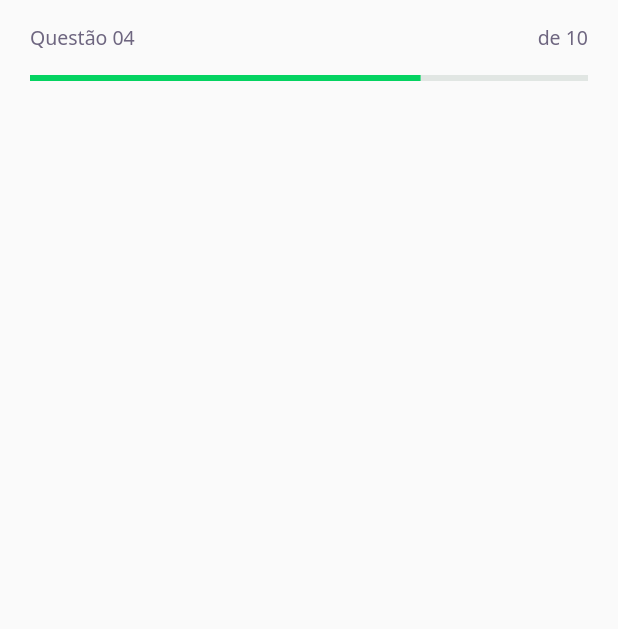
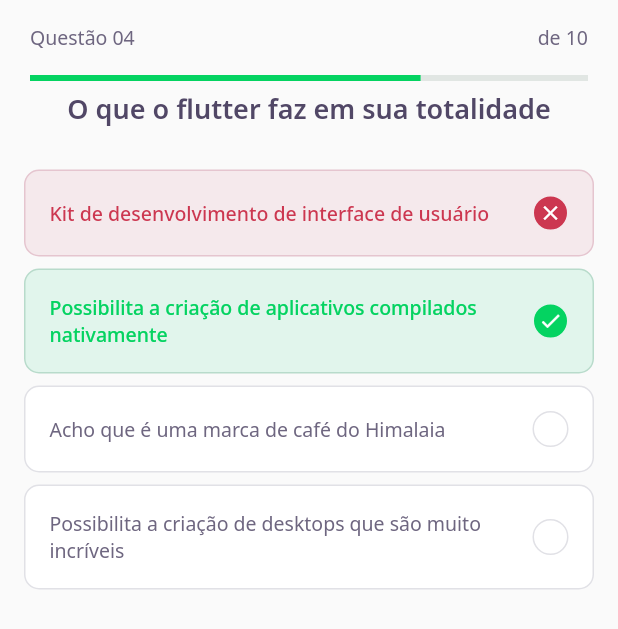
Before and after one commit to lucasaecio/DevQuizNLW, a Flutter app: the screen it shows after launch, on a phone screen of 412 x 824 dp. Shown: the top 629 px of the screen. Run offline on Flutter 3.47's test engine with Material 2 defaults, Android fonts, the phone set to English and light mode, and no system bars; our stand-ins replace google_fonts.

```diff
--- a/lib/challenge/challenge_page.dart
+++ b/lib/challenge/challenge_page.dart
@@ -1,4 +1,5 @@
 import 'package:devquiz/challenge/widgets/question_indicator/question_indicator_widget.dart';
+import 'package:devquiz/challenge/widgets/quiz/quiz_widget.dart';
 import 'package:flutter/material.dart';
 
 class ChallgengePage extends StatefulWidget {
@@ -17,6 +18,9 @@ class _ChallgengePageState extends State<ChallgengePage> {
           child: QuestionIndicatorWidget(),
         ),
       ),
+      body: QuizWidget(
+        title: "O que o flutter faz em sua totalidade",
+      ),
     );
   }
 }
--- /dev/null
+++ b/lib/challenge/widgets/answer/answer_widget.dart
@@ -0,0 +1,84 @@
+import 'package:devquiz/core/app_colors.dart';
+import 'package:devquiz/core/core.dart';
+import 'package:flutter/material.dart';
+
+class AnswerWidget extends StatelessWidget {
+  final String title;
+  final bool isRight;
+  final bool isSelected;
+
+  const AnswerWidget({
+    Key? key,
+    required this.title,
+    this.isRight = false,
+    this.isSelected = false,
+  }) : super(key: key);
+
+  Color get _selectedColorRight =>
+      isRight ? AppColors.darkGreen : AppColors.darkRed;
+
+  Color get _selectedBorderRight =>
+      isRight ? AppColors.lightGreen : AppColors.lightRed;
+
+  Color get _selectedColorCardRight =>
+      isRight ? AppColors.lightGreen : AppColors.lightRed;
+
+  Color get _selectedBorderCardRight =>
+      isRight ? AppColors.green : AppColors.red;
+
+  TextStyle get _selectedTextStyleRight =>
+      isRight ? AppTextStyles.bodyDarkGreen : AppTextStyles.bodyDarkRed;
+
+  IconData get _selectedIconRight => isRight ? Icons.check : Icons.close;
+
+  @override
+  Widget build(BuildContext context) {
+    return Padding(
+      padding: const EdgeInsets.symmetric(horizontal: 16, vertical: 4),
+      child: Container(
+        padding: const EdgeInsets.all(16),
+        decoration: BoxDecoration(
+          color: isSelected ? _selectedColorCardRight : AppColors.white,
+          borderRadius: BorderRadius.circular(10),
+          border: Border.fromBorderSide(
+            BorderSide(
+              color: isSelected ? _selectedBorderCardRight : AppColors.border,
+            ),
+          ),
+        ),
+        child: Row(
+          mainAxisAlignment: MainAxisAlignment.spaceBetween,
+          children: [
+            Expanded(
+              child: Text(
+                title,
+                style:
+                    isSelected ? _selectedTextStyleRight : AppTextStyles.body,
+              ),
+            ),
+            Container(
+              width: 24,
+              height: 24,
+              decoration: BoxDecoration(
+                color: isSelected ? _selectedColorRight : AppColors.white,
+                borderRadius: BorderRadius.circular(500),
+                border: Border.fromBorderSide(
+                  BorderSide(
+                    color: isSelected ? _selectedBorderRight : AppColors.border,
+                  ),
+                ),
+              ),
+              child: isSelected
+                  ? Icon(
+                      _selectedIconRight,
+                      color: AppColors.white,
+                      size: 16,
+                    )
+                  : null,
+            )
+          ],
+        ),
+      ),
+    );
+  }
+}
--- /dev/null
+++ b/lib/challenge/widgets/quiz/quiz_widget.dart
@@ -0,0 +1,35 @@
+import 'package:devquiz/challenge/widgets/answer/answer_widget.dart';
+import 'package:devquiz/core/app_text_styles.dart';
+import 'package:flutter/material.dart';
+
+class QuizWidget extends StatelessWidget {
+  final String title;
+
+  const QuizWidget({Key? key, required this.title}) : super(key: key);
+
+  @override
+  Widget build(BuildContext context) {
+    return Column(
+      children: [
+        Text(title, style: AppTextStyles.heading),
+        SizedBox(height: 24),
+        AnswerWidget(
+          isRight: false,
+          isSelected: true,
+          title: "Kit de desenvolvimento de interface de usuário",
+        ),
+        AnswerWidget(
+          isRight: true,
+          isSelected: true,
+          title: "Possibilita a criação de aplicativos compilados nativamente",
+        ),
+        AnswerWidget(
+          title: "Acho que é uma marca de café do Himalaia",
+        ),
+        AnswerWidget(
+          title: "Possibilita a criação de desktops que são muito incríveis",
+        ),
+      ],
+    );
+  }
+}
```
